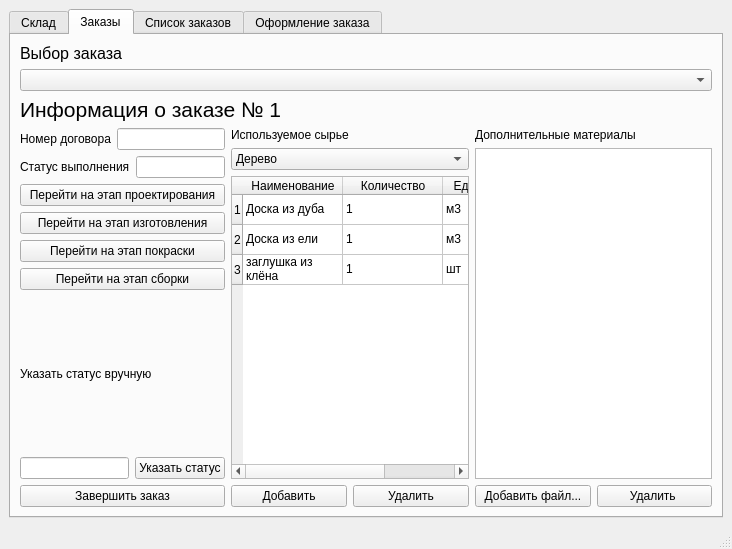
The window that mainwindow.ui (JustEngineerLGTM/PPS2) describes before a commit, drawn with Qt 5.
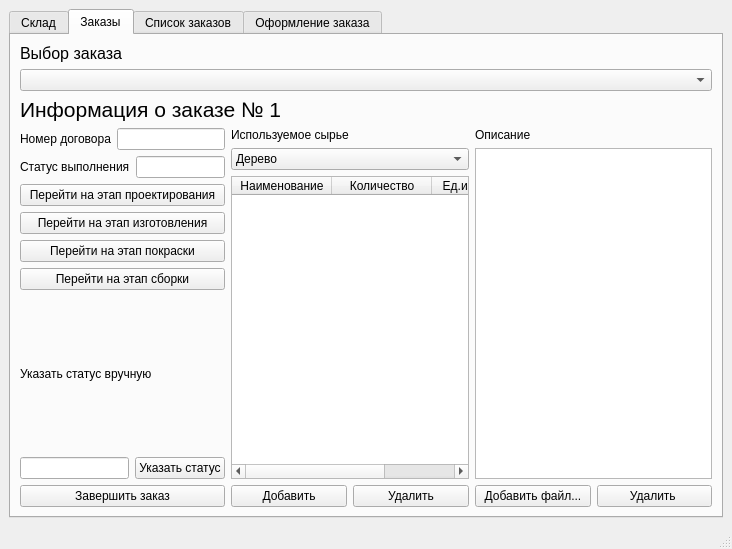
The same window after the commit. The open tabs and pages were chosen to show the change.

The edit to the form file:
```diff
--- a/mainwindow.ui
+++ b/mainwindow.ui
@@ -443,21 +443,6 @@
                   </item>
                   <item>
                    <widget class="QTableWidget" name="tableWidget_order">
-                    <row>
-                     <property name="text">
-                      <string>1</string>
-                     </property>
-                    </row>
-                    <row>
-                     <property name="text">
-                      <string>2</string>
-                     </property>
-                    </row>
-                    <row>
-                     <property name="text">
-                      <string>3</string>
-                     </property>
-                    </row>
                     <column>
                      <property name="text">
                       <string>Наименование</string>
@@ -473,51 +458,6 @@
                       <string>Ед.измерения</string>
                      </property>
                     </column>
-                    <item row="0" column="0">
-                     <property name="text">
-                      <string>Доска из дуба</string>
-                     </property>
-                    </item>
-                    <item row="0" column="1">
-                     <property name="text">
-                      <string>1</string>
-                     </property>
-                    </item>
-                    <item row="0" column="2">
-                     <property name="text">
-                      <string>м3</string>
-                     </property>
-                    </item>
-                    <item row="1" column="0">
-                     <property name="text">
-                      <string>Доска из ели</string>
-                     </property>
-                    </item>
-                    <item row="1" column="1">
-                     <property name="text">
-                      <string>1</string>
-                     </property>
-                    </item>
-                    <item row="1" column="2">
-                     <property name="text">
-                      <string>м3</string>
-                     </property>
-                    </item>
-                    <item row="2" column="0">
-                     <property name="text">
-                      <string>заглушка из клёна</string>
-                     </property>
-                    </item>
-                    <item row="2" column="1">
-                     <property name="text">
-                      <string>1</string>
-                     </property>
-                    </item>
-                    <item row="2" column="2">
-                     <property name="text">
-                      <string>шт</string>
-                     </property>
-                    </item>
                    </widget>
                   </item>
                   <item>
@@ -547,7 +487,7 @@
                 <item>
                  <widget class="QLabel" name="label_31">
                   <property name="text">
-                   <string>Дополнительные материалы</string>
+                   <string>Описание</string>
                   </property>
                  </widget>
                 </item>
```
Left out of the diff: 62 changed lines with no effect on the pictures.
